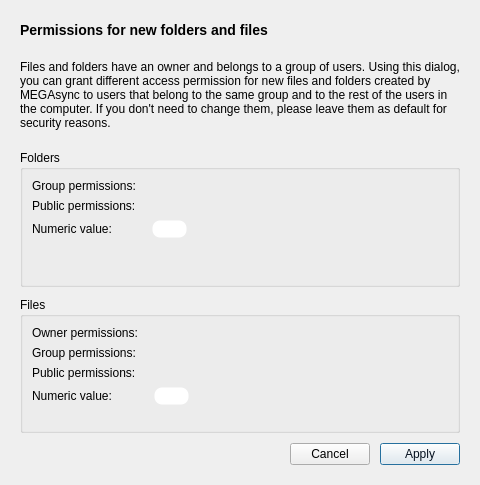
Qt form src/MEGASync/gui/ui/PermissionsDialog.ui (meganz/MEGAsync) before a commit.
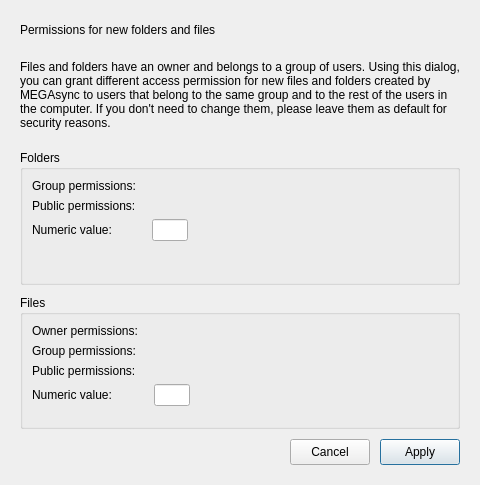
The same form after that commit. Custom widgets are drawn as their Qt base class.

Diff of the .ui file:
```diff
--- a/src/MEGASync/gui/ui/PermissionsDialog.ui
+++ b/src/MEGASync/gui/ui/PermissionsDialog.ui
@@ -32,33 +32,7 @@
    <string>Permissions</string>
   </property>
   <property name="styleSheet">
-   <string notr="true">#bUpdate
-{
-color: #04101E; /*colorToken.text-inverse-accent*/
-background-color:  #F4F4F5; /*colorToken.button-primary*/
-}
-
-#lPermissionsDesc
-{
-font-size: 12px;
-font-weight: 400;
-}
-
-#lPermissionsTitle
-{
-font-size: 14px;
-font-weight: 600;
-}
-
-#lFilePermissions, #lFolderPermissions
-{
-border-radius: 8px;
-border-color: transparent;
-border-style: solid;
-border-width: 1px;
-background-color: #FFFFFF; /*colorToken.page-background*/
-padding-left: 5px;
-}</string>
+   <string notr="true"/>
   </property>
   <layout class="QVBoxLayout" name="verticalLayout">
    <property name="spacing">
@@ -185,13 +159,13 @@
          <widget class="QLineEdit" name="lFolderPermissions">
           <property name="minimumSize">
            <size>
-            <width>35</width>
+            <width>36</width>
             <height>0</height>
            </size>
           </property>
           <property name="maximumSize">
            <size>
-            <width>35</width>
+            <width>36</width>
             <height>16777215</height>
            </size>
           </property>
@@ -283,13 +257,13 @@
          <widget class="QLineEdit" name="lFilePermissions">
           <property name="minimumSize">
            <size>
-            <width>35</width>
+            <width>36</width>
             <height>0</height>
            </size>
           </property>
           <property name="maximumSize">
            <size>
-            <width>35</width>
+            <width>36</width>
             <height>16777215</height>
            </size>
           </property>
@@ -337,6 +311,21 @@
      </item>
      <item>
       <widget class="QPushButton" name="bCancel">
+       <property name="minimumSize">
+        <size>
+         <width>0</width>
+         <height>26</height>
+        </size>
+       </property>
+       <property name="maximumSize">
+        <size>
+         <width>16777215</width>
+         <height>26</height>
+        </size>
+       </property>
+       <property name="cursor">
+        <cursorShape>PointingHandCursor</cursorShape>
+       </property>
        <property name="text">
         <string>Cancel</string>
        </property>
@@ -344,6 +333,21 @@
      </item>
      <item>
       <widget class="QPushButton" name="bUpdate">
+       <property name="minimumSize">
+        <size>
+         <width>0</width>
+         <height>26</height>
+        </size>
+       </property>
+       <property name="maximumSize">
+        <size>
+         <width>16777215</width>
+         <height>26</height>
+        </size>
+       </property>
+       <property name="cursor">
+        <cursorShape>PointingHandCursor</cursorShape>
+       </property>
        <property name="text">
         <string>Apply</string>
        </property>
```
Left out of the diff: 27 changed lines with no effect on the pictures.
